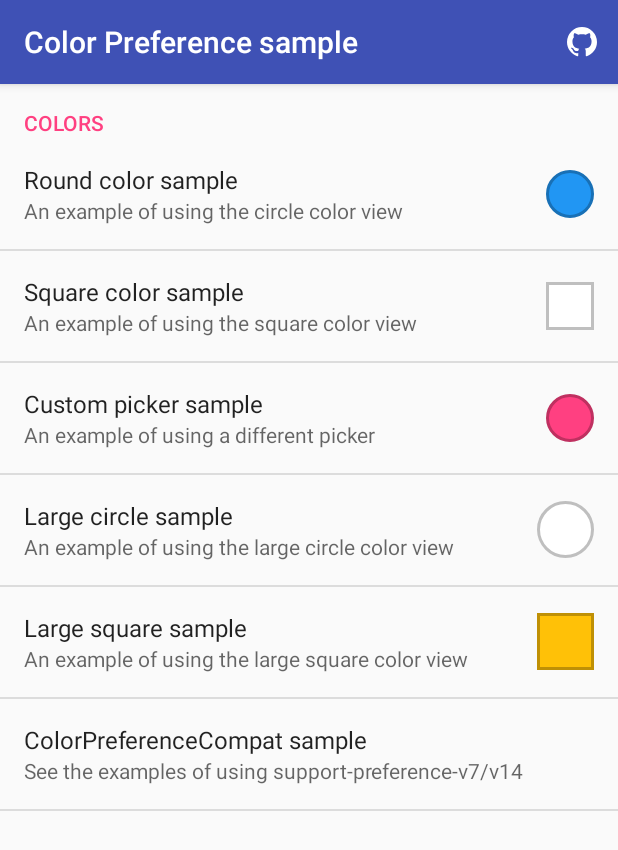
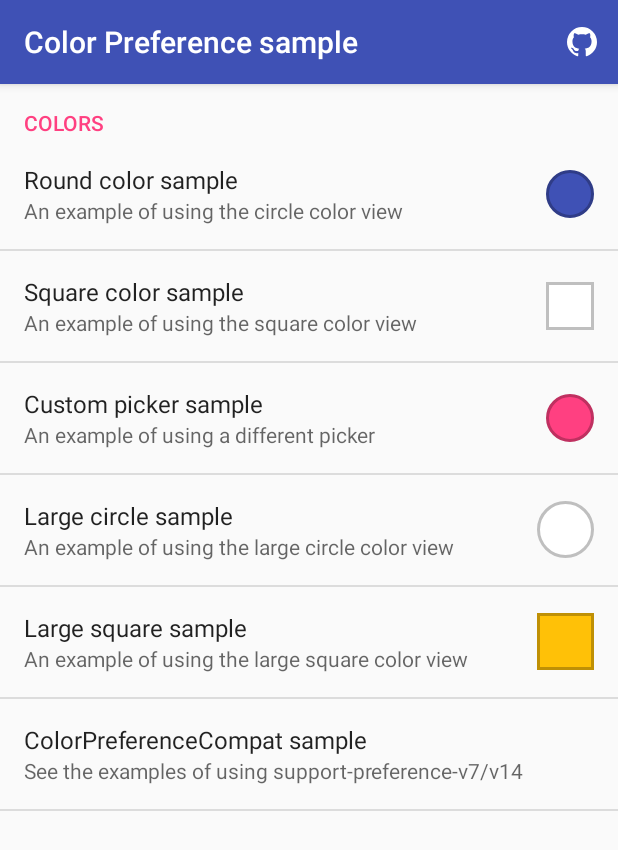
Before and after one commit to kizitonwose/colorpreference, an Android app: the screen it shows after launch (PreferenceActivity), on a phone screen of 412 x 824 dp. Shown: the top 850 px of the screen. Run offline under Robolectric (Android 15) with nearby library versions, the phone set to English and light mode, and no system bars; libraries missing offline, so code that uses them is left out: com.larswerkman.lobsterpicker.

Commit message:
Updated sample

```diff
--- a/sample/src/main/res/xml/pref_compat.xml
+++ b/sample/src/main/res/xml/pref_compat.xml
@@ -7,7 +7,7 @@
     <android.support.v7.preference.PreferenceCategory android:title="COLORS">
 
         <com.kizitonwose.colorpreferencecompat.ColorPreferenceCompat
-            android:defaultValue="@color/color_1"
+            android:defaultValue="@color/colorPrimaryAlternate"
             android:key="color_pref_circle_compat"
             android:summary="An example of using the circle color view"
             android:title="Round color sample"
@@ -22,7 +22,7 @@
             app:colorShape="square" />
 
         <com.kizitonwose.colorpreferencecompat.ColorPreferenceCompat
-            android:defaultValue="@color/colorAccent"
+            android:defaultValue="@color/colorAccentAlternate"
             android:key="color_pref_lobster_compat"
             android:summary="An example of using a different picker"
             android:title="Custom picker sample"
@@ -37,7 +37,7 @@
             app:colorShape="circle"
             app:viewSize="large" />
         <com.kizitonwose.colorpreferencecompat.ColorPreferenceCompat
-            android:defaultValue="@color/color_2"
+            android:defaultValue="@color/color_1"
             android:key="color_pref_square_large_compat"
             android:summary="An example of using the large square color view"
             android:title="Large square sample"
--- a/sample/src/main/res/xml/pref_main.xml
+++ b/sample/src/main/res/xml/pref_main.xml
@@ -4,7 +4,7 @@
     <PreferenceCategory android:title="COLORS">
 
         <com.kizitonwose.colorpreference.ColorPreference
-            android:defaultValue="@color/color_1"
+            android:defaultValue="@color/colorPrimary"
             android:key="color_pref_circle"
             android:summary="An example of using the circle color view"
             android:title="Round color sample"
```
